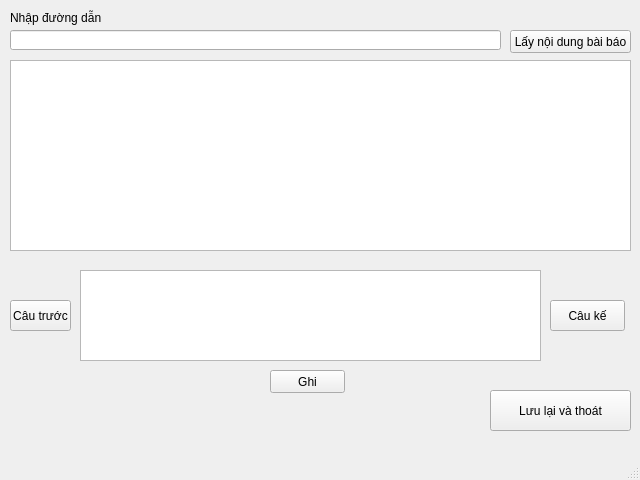
Qt form Week01/gui.ui (niits/INT3411) before a commit.
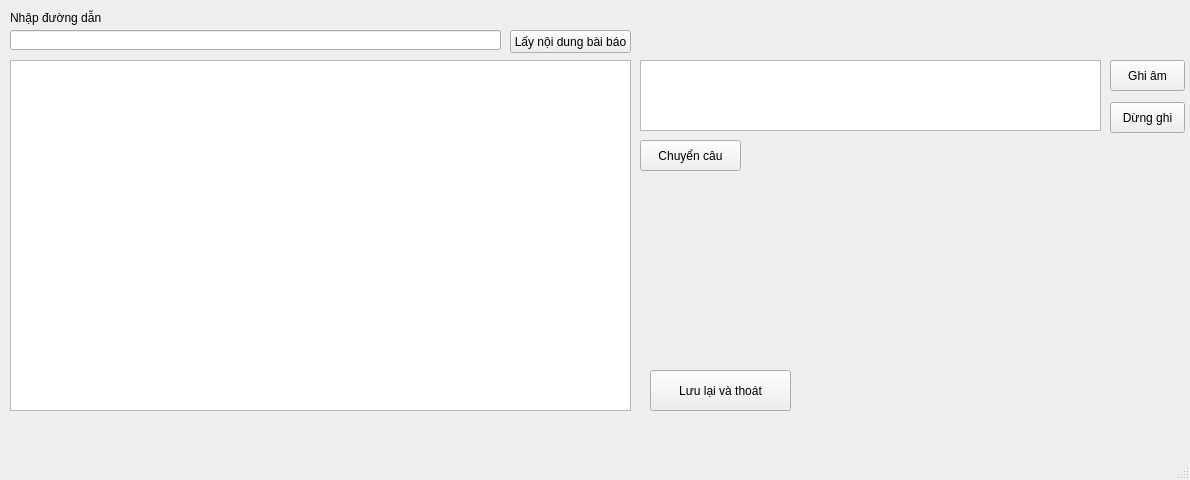
The same form after that commit.

Diff of the .ui file:
```diff
--- a/Week01/gui.ui
+++ b/Week01/gui.ui
@@ -6,7 +6,7 @@
    <rect>
     <x>0</x>
     <y>0</y>
-    <width>640</width>
+    <width>1190</width>
     <height>480</height>
    </rect>
   </property>
@@ -20,7 +20,7 @@
       <x>10</x>
       <y>60</y>
       <width>621</width>
-      <height>191</height>
+      <height>351</height>
      </rect>
     </property>
    </widget>
@@ -60,60 +60,37 @@
      <string>Lấy nội dung bài báo</string>
     </property>
    </widget>
-   <widget class="QPushButton" name="goNextButton">
-    <property name="geometry">
-     <rect>
-      <x>550</x>
-      <y>300</y>
-      <width>75</width>
-      <height>31</height>
-     </rect>
-    </property>
-    <property name="text">
-     <string>Câu kế</string>
-    </property>
-   </widget>
-   <widget class="QTextBrowser" name="currentSentenceBrowser">
-    <property name="geometry">
-     <rect>
-      <x>80</x>
-      <y>270</y>
-      <width>461</width>
-      <height>91</height>
-     </rect>
-    </property>
-   </widget>
-   <widget class="QPushButton" name="goPrevButton">
-    <property name="geometry">
-     <rect>
-      <x>10</x>
-      <y>300</y>
-      <width>61</width>
-      <height>31</height>
-     </rect>
-    </property>
-    <property name="text">
-     <string>Câu trước</string>
-    </property>
-   </widget>
    <widget class="QPushButton" name="recordButton">
     <property name="geometry">
      <rect>
-      <x>270</x>
-      <y>370</y>
+      <x>1110</x>
+      <y>60</y>
       <width>75</width>
-      <height>23</height>
+      <height>31</height>
      </rect>
     </property>
     <property name="text">
-     <string>Ghi</string>
+     <string>Ghi âm</string>
+    </property>
+   </widget>
+   <widget class="QPushButton" name="goNextButton">
+    <property name="geometry">
+     <rect>
+      <x>640</x>
+      <y>140</y>
+      <width>101</width>
+      <height>31</height>
+     </rect>
+    </property>
+    <property name="text">
+     <string>Chuyển câu</string>
     </property>
    </widget>
    <widget class="QPushButton" name="saveAndQuitButton">
     <property name="geometry">
      <rect>
-      <x>490</x>
-      <y>390</y>
+      <x>650</x>
+      <y>370</y>
       <width>141</width>
       <height>41</height>
      </rect>
@@ -122,6 +99,32 @@
      <string>Lưu lại và thoát</string>
     </property>
    </widget>
+   <widget class="QPushButton" name="stopButton">
+    <property name="geometry">
+     <rect>
+      <x>1110</x>
+      <y>102</y>
+      <width>75</width>
+      <height>31</height>
+     </rect>
+    </property>
+    <property name="text">
+     <string>Dừng ghi</string>
+    </property>
+   </widget>
+   <widget class="QPlainTextEdit" name="textInput">
+    <property name="geometry">
+     <rect>
+      <x>640</x>
+      <y>60</y>
+      <width>461</width>
+      <height>71</height>
+     </rect>
+    </property>
+    <property name="plainText">
+     <string/>
+    </property>
+   </widget>
   </widget>
   <widget class="QMenuBar" name="menubar">
    <property name="geometry">
```
Left out of the diff: 2 changed lines with no effect on the pictures.
